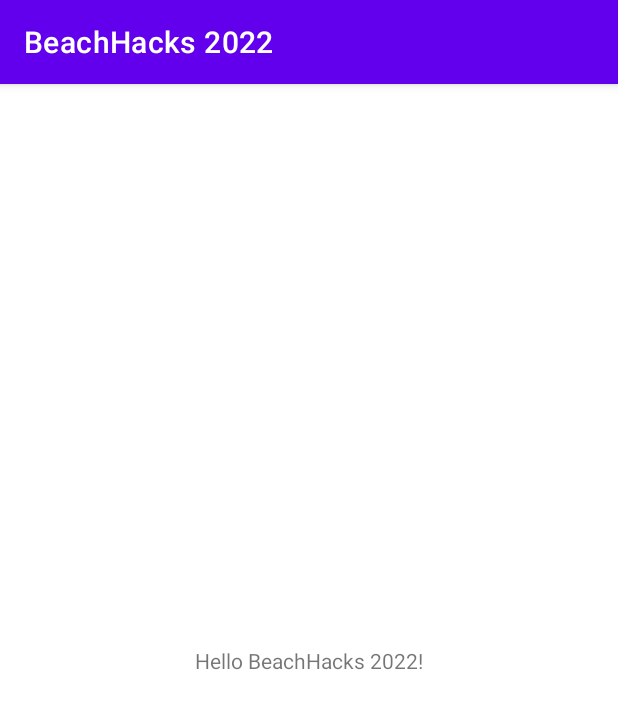
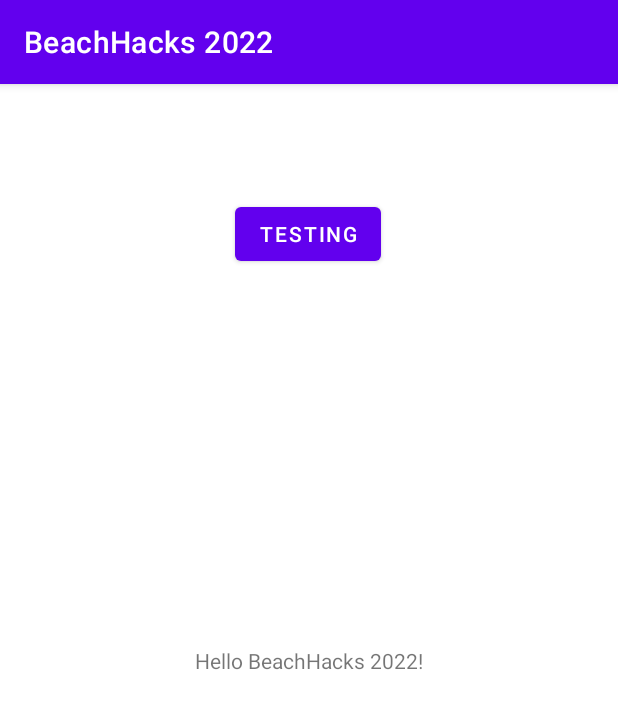
Before and after one commit to smlgrc/BeachHacks-2022, an Android app: the screen it shows after launch (MainActivity), on a phone screen of 412 x 824 dp. Shown: the top 709 px of the screen. Run offline under Robolectric (Android 15) with nearby library versions, the phone set to English and light mode, and no system bars.

Commit message:
new button added

```diff
--- a/app/src/main/res/layout/activity_main.xml
+++ b/app/src/main/res/layout/activity_main.xml
@@ -7,6 +7,7 @@
     tools:context=".MainActivity">
 
     <TextView
+        android:id="@+id/textView"
         android:layout_width="wrap_content"
         android:layout_height="wrap_content"
         android:text="Hello BeachHacks 2022!"
@@ -15,4 +16,15 @@
         app:layout_constraintRight_toRightOf="parent"
         app:layout_constraintTop_toTopOf="parent" />
 
+    <Button
+        android:id="@+id/button"
+        android:layout_width="wrap_content"
+        android:layout_height="wrap_content"
+        android:layout_marginTop="76dp"
+        android:text="Testing"
+        app:layout_constraintEnd_toEndOf="parent"
+        app:layout_constraintHorizontal_bias="0.498"
+        app:layout_constraintStart_toStartOf="parent"
+        app:layout_constraintTop_toTopOf="parent" />
+
 </androidx.constraintlayout.widget.ConstraintLayout>
```
